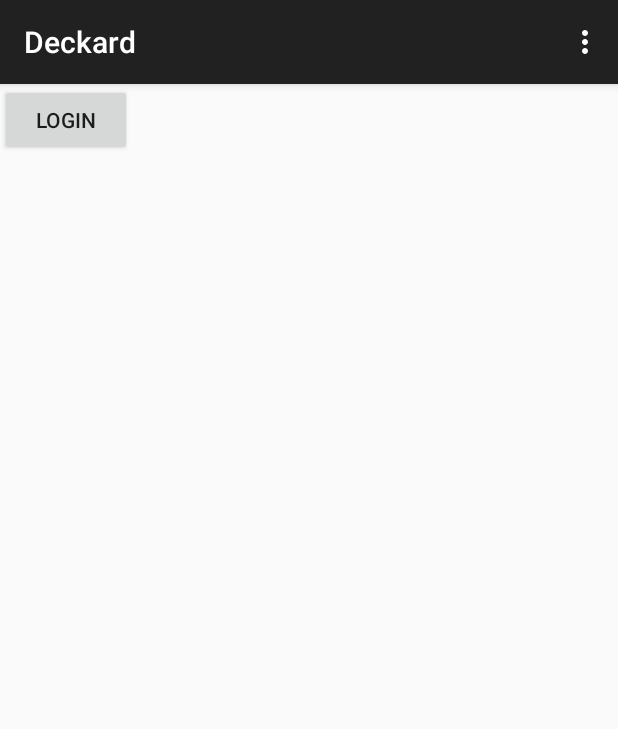
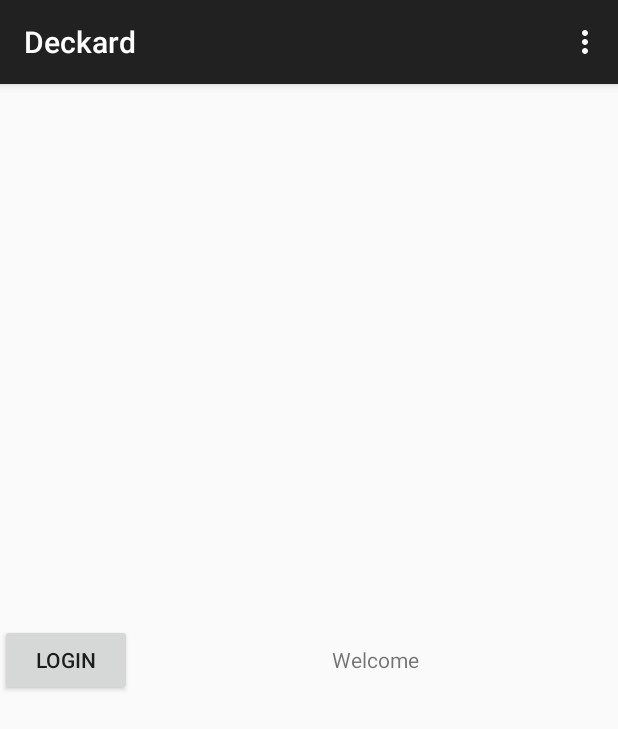
Before and after one commit to ankitjainb27/Robolectric-Test, an Android app: the screen it shows after launch (WelcomeActivity), on a phone screen of 412 x 824 dp. Shown: the top 729 px of the screen. Run offline under Robolectric (Android 15) with nearby library versions, the phone set to English and light mode, and no system bars.

```diff
--- a/app/src/main/java/com/ankit/welcome/WelcomeActivity.java
+++ b/app/src/main/java/com/ankit/welcome/WelcomeActivity.java
@@ -6,6 +6,7 @@ import android.support.v7.app.ActionBarActivity;
 import android.view.Menu;
 import android.view.MenuItem;
 import android.view.View;
+import android.widget.Toast;
 
 
 public class WelcomeActivity extends ActionBarActivity {
@@ -39,6 +40,7 @@ public class WelcomeActivity extends ActionBarActivity {
                 return true;
 
             case R.id.item2:
+                Toast.makeText(this, "Clicked Item 4", Toast.LENGTH_SHORT).show();
                 return true;
 
             default:
--- a/app/src/main/res/layout/activity_main.xml
+++ b/app/src/main/res/layout/activity_main.xml
@@ -10,4 +10,11 @@
         android:layout_width="wrap_content"
         android:layout_height="wrap_content"/>
 
+    <TextView
+        android:id="@+id/text"
+        android:text="@string/app_name"
+        android:gravity="center"
+        android:layout_width="match_parent"
+        android:layout_height="match_parent"/>
+
 </LinearLayout>
```
Also changed, not shown: 1 other file.
